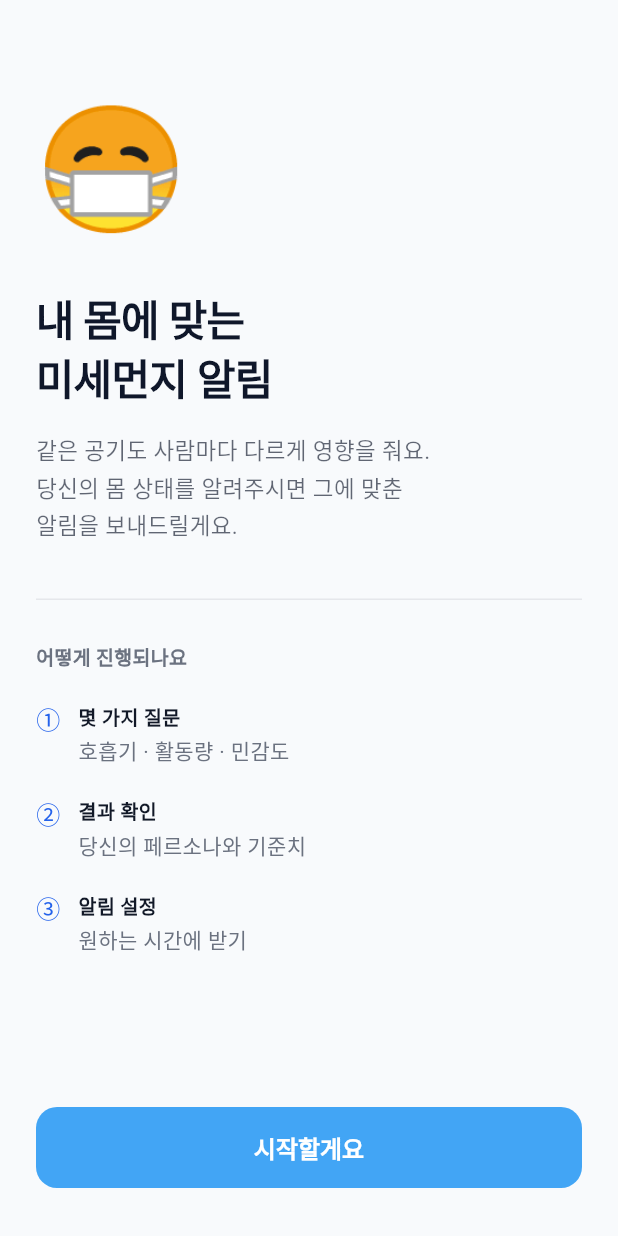
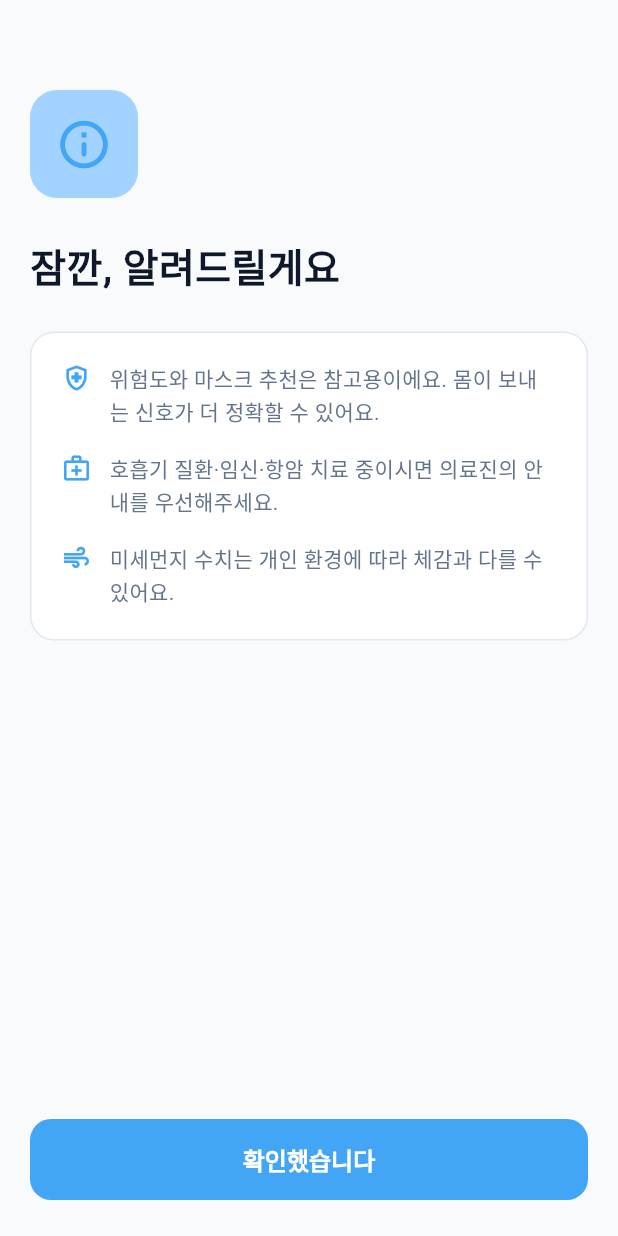
Before and after one commit to yulgoklee/mask, a Flutter app: the screen it shows after launch, on a phone screen of 412 x 824 dp. Run offline on Flutter 3.47's test engine with Material 3 defaults, Android fonts, the phone set to English and light mode, and no system bars; our stand-ins replace dio, firebase_analytics, firebase_core, firebase_crashlytics, firebase_remote_config, fl_chart and 13 more; missing offline and left inert: animated_digit, workmanager; accounts and stored records are empty; statements that could not run were skipped.

Commit message:
feat: 의료 면책 동의 화면 추가 + 배터리 최적화 권한 요청
- 온보딩 첫 진입 시 disclaimer_screen 1회 노출 (신규 유저 전용)
- disclaimer_agreed_at SP 키로 동의 여부 추적
- permission_screen에 배터리 최적화 예외 카드 + 권한 요청 추가 (Android)
- AndroidManifest REQUEST_IGNORE_BATTERY_OPTIMIZATIONS 권한 등록

Co-Authored-By: Claude Sonnet 4.6 <noreply@anthropic.com>

```diff
--- a/lib/core/constants/app_constants.dart
+++ b/lib/core/constants/app_constants.dart
@@ -81,4 +81,8 @@ class AppConstants {
 
   // ── 기타 ──────────────────────────────────────────────────
   static const String prefAnonymousUserId       = 'anonymous_user_id';
+
+  // ── 면책 동의 ─────────────────────────────────────────────
+  /// 의료 면책 동의 일시 (ISO 8601 문자열, null이면 미동의)
+  static const String prefDisclaimerAgreedAt    = 'disclaimer_agreed_at';
 }
--- a/lib/core/router/app_router.dart
+++ b/lib/core/router/app_router.dart
@@ -11,6 +11,7 @@ import '../../features/onboarding/notification_time_screen.dart';
 import '../../features/onboarding/onboarding_screen.dart';
 import '../../features/onboarding/permission_screen.dart';
 import '../../features/onboarding/roadmap_screen.dart';
+import '../../features/onboarding/disclaimer_screen.dart';
 import '../../features/onboarding/welcome_screen.dart';
 import '../../features/profile_tab/profile_tab.dart';
 import '../../features/my_body_info/my_body_info_screen.dart';
@@ -85,6 +86,10 @@ final appRouter = GoRouter(
     GoRoute(
       path: '/splash',
       pageBuilder: (_, state) => _fadePage(state, const SplashScreen()),
+    ),
+    GoRoute(
+      path: '/disclaimer',
+      pageBuilder: (_, state) => _fadePage(state, const DisclaimerScreen()),
     ),
     GoRoute(
       path: '/welcome',
--- /dev/null
+++ b/lib/features/onboarding/disclaimer_screen.dart
@@ -0,0 +1,124 @@
+import 'package:flutter/material.dart';
+import 'package:flutter_riverpod/flutter_riverpod.dart';
+import 'package:go_router/go_router.dart';
+import '../../core/constants/app_colors.dart';
+import '../../core/constants/app_constants.dart';
+import '../../core/constants/app_tokens.dart';
+import '../../providers/core_providers.dart';
+import '../../widgets/app_button.dart';
+import '../../widgets/app_card.dart';
+
+/// 의료 면책 확인 화면 — 온보딩 최초 진입 시 1회 표시
+class DisclaimerScreen extends ConsumerWidget {
+  const DisclaimerScreen({super.key});
+
+  @override
+  Widget build(BuildContext context, WidgetRef ref) {
+    return Scaffold(
+      backgroundColor: AppColors.background,
+      body: SafeArea(
+        child: Padding(
+          padding: const EdgeInsets.symmetric(horizontal: AppTokens.screenH),
+          child: Column(
+            crossAxisAlignment: CrossAxisAlignment.start,
+            children: [
+              const SizedBox(height: 60),
+
+              Container(
+                width: 72,
+                height: 72,
+                decoration: BoxDecoration(
+                  color: AppColors.primaryLight,
+                  borderRadius: BorderRadius.circular(18),
+                ),
+                child: const Icon(
+                  Icons.info_outline_rounded,
+                  color: AppColors.primary,
+                  size: 38,
+                ),
+              ),
+              const SizedBox(height: 28),
+
+              const Text(
+                '잠깐, 알려드릴게요',
+                style: TextStyle(
+                  fontSize: 26,
+                  fontWeight: FontWeight.bold,
+                  color: AppColors.textPrimary,
+                  height: 1.35,
+                ),
+              ),
+              const SizedBox(height: 24),
+
+              AppCard(
+                padding: const EdgeInsets.all(AppTokens.cardLg),
+                child: const Column(
+                  crossAxisAlignment: CrossAxisAlignment.start,
+                  children: [
+                    _DisclaimerItem(
+                      icon: Icons.health_and_safety_outlined,
+                      text: '위험도와 마스크 추천은 참고용이에요. 몸이 보내는 신호가 더 정확할 수 있어요.',
+                    ),
+                    SizedBox(height: 16),
+                    _DisclaimerItem(
+                      icon: Icons.medical_services_outlined,
+                      text: '호흡기 질환·임신·항암 치료 중이시면 의료진의 안내를 우선해주세요.',
+                    ),
+                    SizedBox(height: 16),
+                    _DisclaimerItem(
+                      icon: Icons.air_outlined,
+                      text: '미세먼지 수치는 개인 환경에 따라 체감과 다를 수 있어요.',
+                    ),
+                  ],
+                ),
+              ),
+
+              const Spacer(),
+
+              AppButton.primary(
+                label: '확인했습니다',
+                onTap: () async {
+                  final prefs = ref.read(sharedPreferencesProvider);
+                  await prefs.setString(
+                    AppConstants.prefDisclaimerAgreedAt,
+                    DateTime.now().toIso8601String(),
+                  );
+                  if (!context.mounted) return;
+                  context.go('/welcome');
+                },
+              ),
+              const SizedBox(height: 24),
+            ],
+          ),
+        ),
+      ),
+    );
+  }
+}
+
+class _DisclaimerItem extends StatelessWidget {
+  final IconData icon;
+  final String text;
+  const _DisclaimerItem({required this.icon, required this.text});
+
+  @override
+  Widget build(BuildContext context) {
+    return Row(
+      crossAxisAlignment: CrossAxisAlignment.start,
+      children: [
+        Icon(icon, color: AppColors.primary, size: 20),
+        const SizedBox(width: 12),
+        Expanded(
+          child: Text(
+            text,
+            style: const TextStyle(
+              fontSize: 14,
+              color: AppColors.textSecondary,
+              height: 1.5,
+            ),
+          ),
+        ),
+      ],
+    );
+  }
+}
--- a/lib/features/onboarding/permission_screen.dart
+++ b/lib/features/onboarding/permission_screen.dart
@@ -1,3 +1,4 @@
+import 'dart:io';
 import 'package:go_router/go_router.dart';
 import 'package:flutter/material.dart';
 import 'package:flutter_riverpod/flutter_riverpod.dart';
@@ -84,6 +85,27 @@ class PermissionScreen extends ConsumerWidget {
                 style: TextStyle(fontSize: 13, color: AppColors.textHint),
               ),
 
+              // 배터리 최적화 카드 (Android 전용)
+              if (Platform.isAndroid) ...[
+                const SizedBox(height: 20),
+                AppCard(
+                  padding: const EdgeInsets.all(AppTokens.cardMd),
+                  child: const Column(
+                    children: [
+                      _ExampleRow(
+                        icon: Icons.battery_saver_outlined,
+                        text: '배터리 최적화 예외로 설정하면 알림이 더 안정적이에요',
+                      ),
+                    ],
+                  ),
+                ),
+                const SizedBox(height: 8),
+                const Text(
+                  '삼성·샤오미 등 일부 기기는 배터리 최적화로 알림이 늦을 수 있어요.',
+                  style: TextStyle(fontSize: 13, color: AppColors.textHint),
+                ),
+              ],
+
               const Spacer(),
 
               // 권한 허용 버튼
@@ -137,6 +159,16 @@ class PermissionScreen extends ConsumerWidget {
                     if (!context.mounted) return;
                   }
 
+                  // 배터리 최적화 예외 요청 (Android 전용, 거부해도 계속 진행)
+                  if (Platform.isAndroid) {
+                    final batteryStatus =
+                        await Permission.ignoreBatteryOptimizations.status;
+                    if (!batteryStatus.isGranted) {
+                      await Permission.ignoreBatteryOptimizations.request();
+                    }
+                  }
+
+                  if (!context.mounted) return;
                   context.go('/onboarding_complete');
                 },
               ),
--- a/lib/features/splash/splash_screen.dart
+++ b/lib/features/splash/splash_screen.dart
@@ -76,7 +76,9 @@ class _SplashScreenState extends ConsumerState<SplashScreen>
       if (!mounted) return;
 
       if (!tutorialSeen || !onboardingDone) {
-        context.go('/welcome');
+        final prefs = ref.read(sharedPreferencesProvider);
+        final disclaimerAgreed = prefs.getString(AppConstants.prefDisclaimerAgreedAt);
+        context.go(disclaimerAgreed == null ? '/disclaimer' : '/welcome');
       } else {
         final prefs = ref.read(sharedPreferencesProvider);
         final savedStation = prefs.getString(AppConstants.prefStationName);
```
Also changed, not shown: 1 other file.
